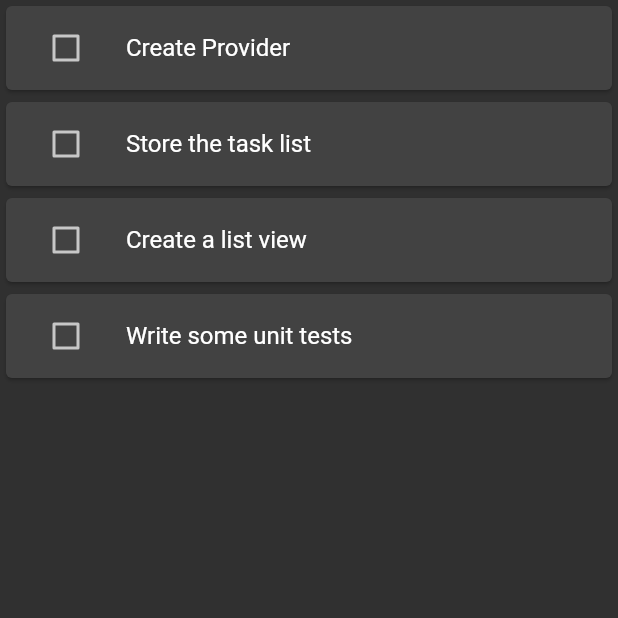
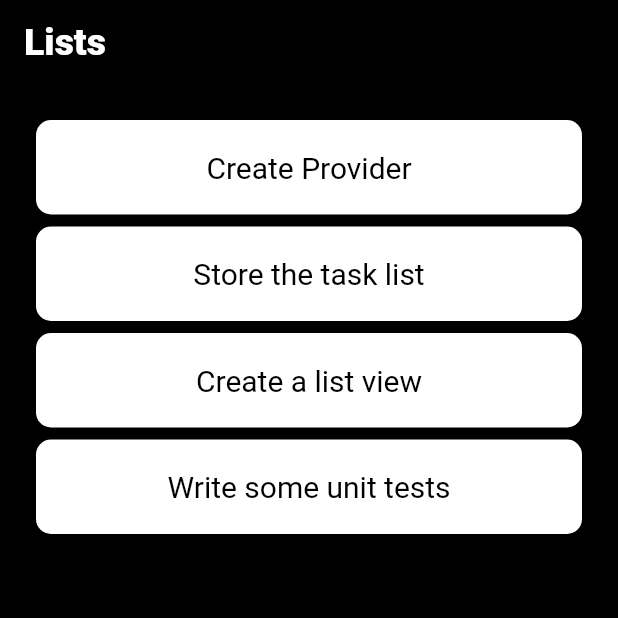
Before and after one commit to clavell/what_when, a Flutter app: the screen it shows after launch, on a phone screen of 412 x 824 dp, the top half of it. Run offline on Flutter 3.47's test engine with Material 2 defaults, Android fonts, the phone set to English and light mode, and no system bars; our stand-ins replace built_collection, built_value, google_fonts; generated files the repository leaves out were written again; Roboto replaces fonts that are missing (Solway).

Commit message:
added google fonts package and improved look of UI by changing card shape

```diff
--- a/lib/main.dart
+++ b/lib/main.dart
@@ -1,3 +1,4 @@
+import 'package:google_fonts/google_fonts.dart';
 import 'package:provider/provider.dart';
 import 'package:flutter/material.dart';
 import 'package:what_when/model/task_list_model.dart';
@@ -16,56 +17,24 @@ class MyApp extends StatelessWidget {
   Widget build(BuildContext context) {
     return MaterialApp(
       title: 'Flutter Demo',
-      theme: ThemeData.dark(),
+      theme: ThemeData.dark().copyWith(
+        scaffoldBackgroundColor: Colors.black,
+        appBarTheme: AppBarTheme(
+          backgroundColor: Colors.black,
+        ),
+        cardTheme: CardTheme(
+          color: Colors.white,
+          shape: RoundedRectangleBorder(
+            borderRadius: BorderRadius.circular(20),
+          ),
+        ),
+        textTheme: GoogleFonts.solwayTextTheme(
+          Theme.of(context).textTheme,
+        ),
+      ),
+
       // home: MyHomePage(title: 'Flutter Demo Home Page'),
       home: TaskListScreen(),
     );
   }
 }
-
-class MyHomePage extends StatefulWidget {
-  MyHomePage({Key key, this.title}) : super(key: key);
-
-  final String title;
-
-  @override
-  _MyHomePageState createState() => _MyHomePageState();
-}
-
-class _MyHomePageState extends State<MyHomePage> {
-  int _counter = 0;
-
-  void _incrementCounter() {
-    setState(() {
-      _counter++;
-    });
-  }
-
-  @override
-  Widget build(BuildContext context) {
-    return Scaffold(
-      appBar: AppBar(
-        title: Text(widget.title),
-      ),
-      body: Center(
-        child: Column(
-          mainAxisAlignment: MainAxisAlignment.center,
-          children: <Widget>[
-            Text(
-              'You have pushed the button this many times:',
-            ),
-            Text(
-              '$_counter',
-              style: Theme.of(context).textTheme.headline4,
-            ),
-          ],
-        ),
-      ),
-      floatingActionButton: FloatingActionButton(
-        onPressed: _incrementCounter,
-        tooltip: 'Increment',
-        child: Icon(Icons.add),
-      ),
-    );
-  }
-}
--- a/lib/screen/task_list_screen.dart
+++ b/lib/screen/task_list_screen.dart
@@ -1,6 +1,8 @@
 import 'dart:collection';
 
+import 'package:what_when/widgets/list_item_card.dart';
 import 'package:flutter/material.dart';
+import 'package:google_fonts/google_fonts.dart';
 import 'package:provider/provider.dart';
 import 'package:what_when/model/TaskModel.dart';
 import 'package:what_when/model/task_list_model.dart';
@@ -20,29 +22,63 @@ class _TaskListScreenState extends State<TaskListScreen> {
         UnmodifiableListView<TaskModel> subtasks =
             tasks.getSubtasksFor(mainTask);
         return Scaffold(
-          body: ListView.builder(
-            itemBuilder: (context, index) {
-              return Card(
-                child: ListTile(
-                  onTap: () {},
-                  onLongPress: () {
-                    setState(() {
-                      mainTask = subtasks[index].id;
-                    });
-                  },
-                  title: Text('${subtasks[index].title}'),
-                  leading: Checkbox(
-                    onChanged: (newValue) {},
-                    value: false,
-                  ),
-                ),
-              );
-            },
-            itemCount: tasks.getSubtasksFor(mainTask).length,
-            // separatorBuilder: (context, index) {
-            //   return Divider();
-            // },
+          appBar: AppBar(
+            centerTitle: false,
+            title: Text('Lists',
+                style: GoogleFonts.solway(
+                    fontSize: 25, fontWeight: FontWeight.w900)),
           ),
+          body: Padding(
+            padding: const EdgeInsets.all(20.0),
+            child: ListView(
+              children: subtasks
+                  .map((e) => GestureDetector(
+                        onLongPress: () {
+                          setState(() {
+                            mainTask = e.id;
+                          });
+                        },
+                        child: ListItemCard(
+                          task: e,
+                        ),
+                      ))
+                  .toList(),
+            ),
+          ),
+          // body: ListView.builder(
+          //   itemBuilder: (context, index) {
+          //     return Card(
+          //       child: ListTile(
+          //         tileColor: Color(0xFF22292E),
+          //         minVerticalPadding: 30,
+          //         onTap: () {},
+          //         onLongPress: () {
+          //           setState(() {
+          //             mainTask = subtasks[index].id;
+          //           });
+          //         },
+          //         title: Center(
+          //           child: Text(
+          //             '${subtasks[index].title}',
+          //             style: TextStyle(
+          //               fontSize: 20,
+          //               color: Colors.white,
+          //             ),
+          //           ),
+          //         ),
+          //
+          //         // leading: Checkbox(
+          //         //   onChanged: (newValue) {},
+          //         //   value: false,
+          //         // ),
+          //       ),
+          //     );
+          //   },
+          //   itemCount: tasks.getSubtasksFor(mainTask).length,
+          //   // separatorBuilder: (context, index) {
+          //   //   return Divider();
+          //   // },
+          // ),
         );
         // return Center(
         //   child: Text("Number of tasks: ${tasks.getListLength}"),
--- /dev/null
+++ b/lib/widgets/list_item_card.dart
@@ -0,0 +1,32 @@
+import 'package:flutter/material.dart';
+import 'package:what_when/model/TaskModel.dart';
+
+class ListItemCard extends StatelessWidget {
+  final TaskModel task;
+
+  const ListItemCard({
+    this.task,
+    Key key,
+  }) : super(key: key);
+
+  @override
+  Widget build(BuildContext context) {
+    return Card(
+      shape: RoundedRectangleBorder(
+        borderRadius: BorderRadius.circular(10),
+      ),
+      child: Padding(
+        padding: const EdgeInsets.all(20.0),
+        child: Center(
+          child: Text(
+            '${task.title}',
+            style: TextStyle(
+              fontSize: 20,
+              color: Colors.black,
+            ),
+          ),
+        ),
+      ),
+    );
+  }
+}
--- a/pubspec.yaml
+++ b/pubspec.yaml
@@ -28,6 +28,7 @@ dependencies:
   # The following adds the Cupertino Icons font to your application.
   # Use with the CupertinoIcons class for iOS style icons.
   cupertino_icons: ^1.0.2
+  google_fonts: ^1.1.2
 
 dev_dependencies:
   build_runner: ^1.0.0
```
Also changed, not shown: pubspec.lock, 6 other files.
